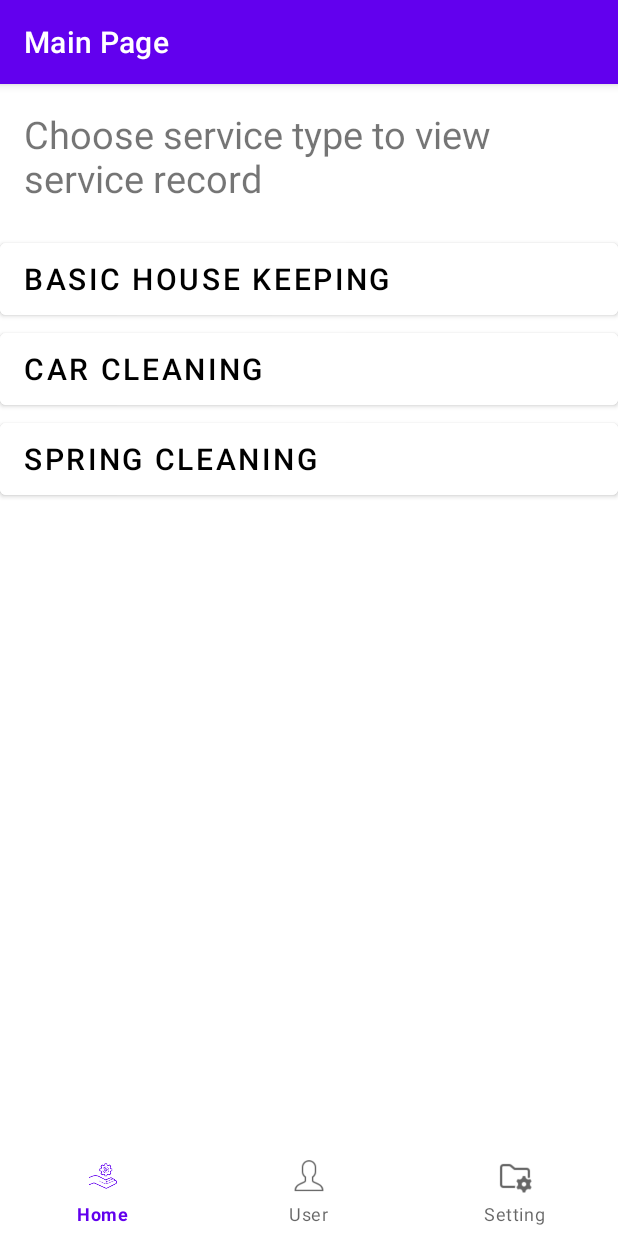
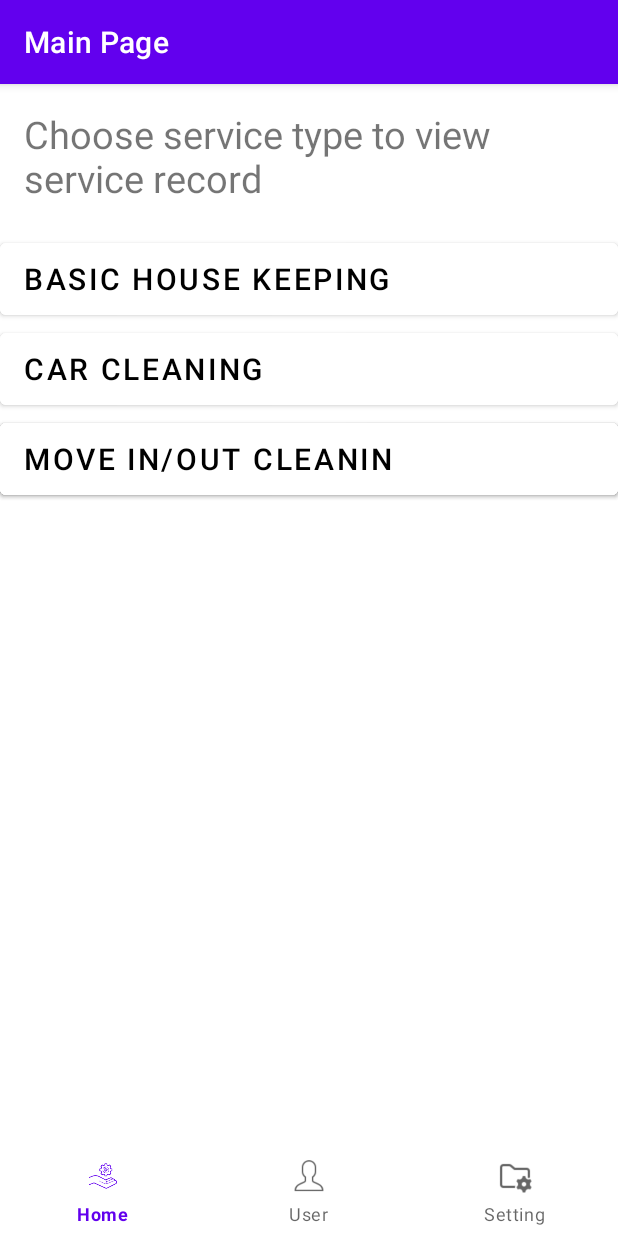
Before and after one commit to Simon6741/CleanerAppV1, an Android app: the AdminMainActivity screen opened directly, with no data from a screen before it, on a phone screen of 412 x 824 dp. Run offline under Robolectric (Android 15) with nearby library versions, the phone set to English and light mode, and no system bars; 1 statement that could not run was skipped.

Commit message:
admin main

```diff
--- a/app/src/main/java/com/example/cleanerappv1/ui/AdminMainActivity.java
+++ b/app/src/main/java/com/example/cleanerappv1/ui/AdminMainActivity.java
@@ -17,8 +17,8 @@ public class AdminMainActivity extends AppCompatActivity {
 
 
     BottomNavigationView bottomNavigationView;
-    private ListView service;
-    private String [] array = {"Basic House Keeping", "Car Cleaning", "Spring Cleaning", "Move In/Out Cleaning", "Office/Commercial Cleaning"};
+  //  private ListView service;
+  //  private String [] array = {"Basic House Keeping", "Car Cleaning", "Spring Cleaning", "Move In/Out Cleaning", "Office/Commercial Cleaning"};
 
     @Override
     protected void onCreate(Bundle savedInstanceState) {
@@ -29,8 +29,8 @@ public class AdminMainActivity extends AppCompatActivity {
         service =findViewById(R.id.services);
         bottomNavigationView = findViewById(R.id.bottom_nav);
 
-        ListAdapter listAdapter = new ArrayAdapter<>(this, android.R.layout.simple_list_item_1, array);
-        service.setAdapter(listAdapter);
+//        ListAdapter listAdapter = new ArrayAdapter<>(this, android.R.layout.simple_list_item_1, array);
+//        service.setAdapter(listAdapter);
         setBottomNavi();
     }
 
--- a/app/src/main/res/layout/activity_admin_main.xml
+++ b/app/src/main/res/layout/activity_admin_main.xml
@@ -55,6 +55,17 @@
         android:layout_width="match_parent"
         android:layout_height="60dp"
         android:text="Spring Cleaning"
+        android:textSize="20dp"
+        android:gravity="left|center_vertical"
+        android:backgroundTint="@color/white"
+        android:textColor="@android:color/black"
+        android:layout_below="@id/btn_car_cleaning"/>
+
+    <Button
+        android:id="@+id/btn_spring_cleaning"
+        android:layout_width="match_parent"
+        android:layout_height="60dp"
+        android:text="Move In/Out Cleanin"
         android:textSize="20dp"
         android:gravity="left|center_vertical"
         android:backgroundTint="@color/white"
```
